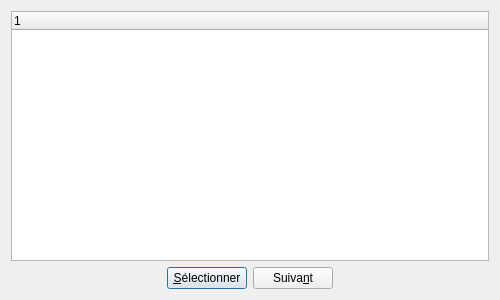
Above: app/cpp/qmake/mingw/code/src/manager/GTreeWidgetUi.ui from gkesse/ReadyCode before the change. Below: the same form after it.
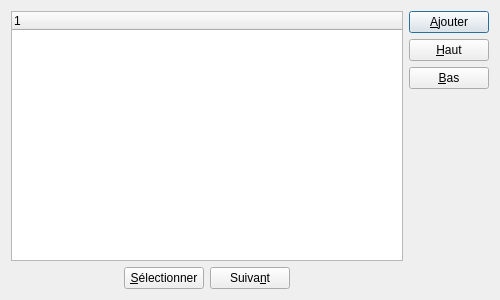
That is the form after the change. Custom widgets are drawn as their Qt base class.

Diff of the .ui file:
```diff
--- a/app/cpp/qmake/mingw/code/src/manager/GTreeWidgetUi.ui
+++ b/app/cpp/qmake/mingw/code/src/manager/GTreeWidgetUi.ui
@@ -20,6 +20,53 @@
    <string>Liste des résultats</string>
   </property>
   <layout class="QGridLayout" name="gridLayout">
+   <item row="0" column="0">
+    <widget class="GTreeWidget" name="treeWidget">
+     <column>
+      <property name="text">
+       <string notr="true">1</string>
+      </property>
+     </column>
+    </widget>
+   </item>
+   <item row="0" column="1">
+    <layout class="QVBoxLayout" name="verticalLayout_6">
+     <item>
+      <widget class="QPushButton" name="btnAdd">
+       <property name="text">
+        <string>&amp;Ajouter</string>
+       </property>
+      </widget>
+     </item>
+     <item>
+      <widget class="QPushButton" name="btnMoveUp">
+       <property name="text">
+        <string>&amp;Haut</string>
+       </property>
+      </widget>
+     </item>
+     <item>
+      <widget class="QPushButton" name="btnMoveDown">
+       <property name="text">
+        <string>&amp;Bas</string>
+       </property>
+      </widget>
+     </item>
+     <item>
+      <spacer name="verticalSpacer_6">
+       <property name="orientation">
+        <enum>Qt::Vertical</enum>
+       </property>
+       <property name="sizeHint" stdset="0">
+        <size>
+         <width>20</width>
+         <height>0</height>
+        </size>
+       </property>
+      </spacer>
+     </item>
+    </layout>
+   </item>
    <item row="1" column="0">
     <layout class="QHBoxLayout" name="horizontalLayout">
      <item>
@@ -64,15 +111,6 @@
      </item>
     </layout>
    </item>
-   <item row="0" column="0">
-    <widget class="GTreeWidget" name="treeWidget">
-     <column>
-      <property name="text">
-       <string notr="true">1</string>
-      </property>
-     </column>
-    </widget>
-   </item>
   </layout>
  </widget>
  <customwidgets>
```
